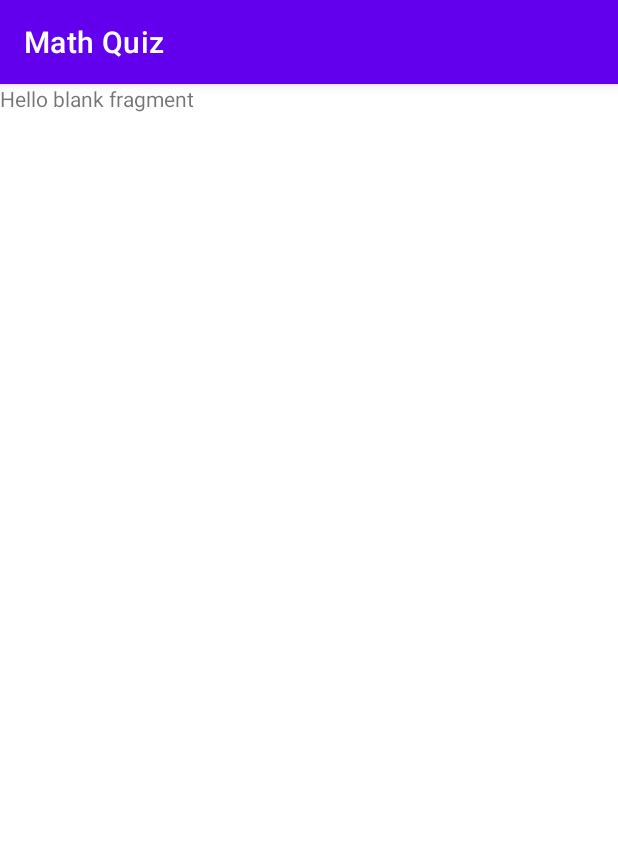
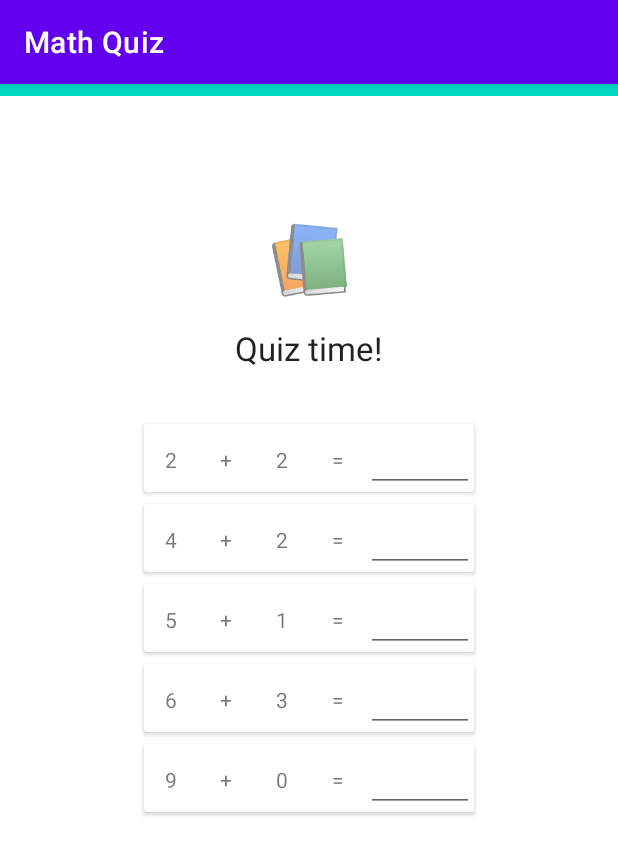
Before and after one commit to cszach/MathQuiz, an Android app: the ConfigurationFragment screen opened through its navigation route, after a tap on "Addition10", on a phone screen of 412 x 824 dp. Shown: the top 855 px of the screen. Run offline under Robolectric (Android 15) with nearby library versions, the phone set to English and light mode, and no system bars.

Commit message:
Game: game screen with problems, no result validation & timer yet

```diff
--- a/app/src/main/java/com/dnguy38/mathquiz/GameFragment.kt
+++ b/app/src/main/java/com/dnguy38/mathquiz/GameFragment.kt
@@ -5,21 +5,76 @@ import androidx.fragment.app.Fragment
 import android.view.LayoutInflater
 import android.view.View
 import android.view.ViewGroup
+import android.widget.Button
+import android.widget.TextView
+import androidx.lifecycle.ViewModelProvider
+import androidx.navigation.fragment.navArgs
+import androidx.recyclerview.widget.LinearLayoutManager
+import androidx.recyclerview.widget.RecyclerView
+import com.dnguy38.mathquiz.models.Problem
+import com.dnguy38.mathquiz.ui.main.MainViewModel
 
 class GameFragment : Fragment() {
-    override fun onCreate(savedInstanceState: Bundle?) {
-        super.onCreate(savedInstanceState)
-    }
+    private val args: GameFragmentArgs by navArgs()
+    private lateinit var viewModel: MainViewModel
+    private lateinit var recycler: RecyclerView
+    private lateinit var newGameButton: Button
 
     override fun onCreateView(
         inflater: LayoutInflater, container: ViewGroup?,
         savedInstanceState: Bundle?
     ): View? {
-        return inflater.inflate(R.layout.fragment_game, container, false)
+        val view = inflater.inflate(R.layout.fragment_game, container, false)
+
+        recycler = view.findViewById(R.id.game_recyclerView)
+        recycler.layoutManager = LinearLayoutManager(context)
+
+        newGameButton = view.findViewById(R.id.game_fragment_new_game_button)
+
+        return view
     }
 
-    companion object {
-        @JvmStatic
-        fun newInstance() = GameFragment()
+    override fun onViewCreated(view: View, savedInstanceState: Bundle?) {
+        super.onViewCreated(view, savedInstanceState)
+
+        viewModel = ViewModelProvider(this)[MainViewModel::class.java]
+        viewModel.generateProblemList(args.configuration.operation, args.configuration.operandLimit)
+        viewModel.problemList.observe(viewLifecycleOwner) {
+            recycler.adapter = ProblemAdapter(it)
+        }
+    }
+
+    private inner class ProblemViewHolder(view: View): RecyclerView.ViewHolder(view) {
+        private lateinit var problem: Problem
+        private val firstOperandTextView: TextView = view.findViewById(R.id.first_operand_textView)
+        private val operationSymbolTextView: TextView = view.findViewById(R.id.operation_symbol_textView)
+        private val secondOperandTextView: TextView = view.findViewById(R.id.second_operand_textView)
+        private val resultTextView: TextView = view.findViewById(R.id.result_textView)
+
+        init {
+            // TODO: implement event listeners for the game
+        }
+
+        fun bind(problem: Problem) {
+            this.problem = problem
+
+            firstOperandTextView.text = problem.operand1.toString()
+            operationSymbolTextView.text = problem.operation.symbol
+            secondOperandTextView.text = problem.operand2.toString()
+        }
+    }
+
+    private inner class ProblemAdapter(private val list: List<Problem>): RecyclerView.Adapter<ProblemViewHolder>() {
+        override fun onCreateViewHolder(parent: ViewGroup, viewType: Int): ProblemViewHolder {
+            val view = layoutInflater.inflate(R.layout.problem_item, parent, false)
+
+            return ProblemViewHolder(view)
+        }
+
+        override fun onBindViewHolder(holder: ProblemViewHolder, position: Int) {
+            holder.bind(list[position])
+        }
+
+        override fun getItemCount() = list.size
     }
 }
--- a/app/src/main/java/com/dnguy38/mathquiz/models/Configuration.kt
+++ b/app/src/main/java/com/dnguy38/mathquiz/models/Configuration.kt
@@ -1,20 +1,20 @@
 package com.dnguy38.mathquiz.models
 
-enum class Configuration {
-    Addition5,
-    Addition10,
-    Addition50,
-    Addition100,
-    Subtraction5,
-    Subtraction10,
-    Subtraction50,
-    Subtraction100,
-    Multiplication2,
-    Multiplication3,
-    Multiplication4,
-    Multiplication5,
-    Multiplication6,
-    Multiplication7,
-    Multiplication8,
-    Multiplication9,
+enum class Configuration(val operation: Operation, val operandLimit: Int) {
+    Addition5(Operation.Addition, 5),
+    Addition10(Operation.Addition, 10),
+    Addition50(Operation.Addition, 50),
+    Addition100(Operation.Addition, 100),
+    Subtraction5(Operation.Subtraction, 5),
+    Subtraction10(Operation.Subtraction, 10),
+    Subtraction50(Operation.Subtraction, 50),
+    Subtraction100(Operation.Subtraction, 100),
+    Multiplication2(Operation.Addition, 2),
+    Multiplication3(Operation.Addition, 3),
+    Multiplication4(Operation.Addition, 4),
+    Multiplication5(Operation.Addition, 5),
+    Multiplication6(Operation.Addition, 6),
+    Multiplication7(Operation.Addition, 7),
+    Multiplication8(Operation.Addition, 8),
+    Multiplication9(Operation.Addition, 9),
 }
--- /dev/null
+++ b/app/src/main/java/com/dnguy38/mathquiz/models/MathQuiz.kt
@@ -0,0 +1,46 @@
+package com.dnguy38.mathquiz.models
+
+import java.util.function.BinaryOperator
+import java.util.function.IntBinaryOperator
+import kotlin.random.Random
+
+enum class Operation(val symbol: String): BinaryOperator<Int>, IntBinaryOperator {
+    Addition("+") {
+        override fun apply(p0: Int, p1: Int): Int = p0 + p1
+    },
+    Subtraction("-") {
+        override fun apply(p0: Int, p1: Int): Int = p0 - p1
+    },
+    Multiplication("*") {
+        override fun apply(p0: Int, p1: Int): Int = p0 * p1
+    };
+
+    override fun applyAsInt(p0: Int, p1: Int) = apply(p0, p1)
+}
+
+data class Problem(val operation: Operation, val operand1: Int, val operand2: Int, val result: Int)
+
+class MathQuiz {
+    companion object {
+        fun newProblemSet(numberOfProblems: Int, operation: Operation, operandLimit: Int): List<Problem> {
+            val problemSet = List<Problem>(numberOfProblems) {
+                val operand1 = Random.nextInt(0, operandLimit + 1)
+                val operand2 = when (operation) {
+                    // TODO: support negatives in settings
+                    Operation.Subtraction -> Random.nextInt(0, operand1 + 1)
+                    else -> Random.nextInt(0, operandLimit + 1)
+                }
+
+                Problem(
+                    operation,
+                    operand1,
+                    operand2,
+                    operation.apply(operand1, operand2)
+                )
+            }
+
+            return problemSet
+        }
+
+    }
+}
--- a/app/src/main/java/com/dnguy38/mathquiz/ui/main/MainViewModel.kt
+++ b/app/src/main/java/com/dnguy38/mathquiz/ui/main/MainViewModel.kt
@@ -4,12 +4,21 @@ import androidx.lifecycle.LiveData
 import androidx.lifecycle.MutableLiveData
 import androidx.lifecycle.ViewModel
 import com.dnguy38.mathquiz.models.Configuration
+import com.dnguy38.mathquiz.models.Problem
+import com.dnguy38.mathquiz.models.MathQuiz
+import com.dnguy38.mathquiz.models.Operation
 
 class MainViewModel : ViewModel() {
     private val _configurationList = MutableLiveData<Array<Configuration>>()
     var configurationList: LiveData<Array<Configuration>> = _configurationList
+    private val _problemList = MutableLiveData<List<Problem>>()
+    var problemList: LiveData<List<Problem>> = _problemList
 
     init {
         _configurationList.value = Configuration.values()
     }
+
+    fun generateProblemList(operation: Operation, operandLimit: Int) {
+        _problemList.value = MathQuiz.newProblemSet(5, operation, operandLimit)
+    }
 }
--- a/app/src/main/res/layout/fragment_game.xml
+++ b/app/src/main/res/layout/fragment_game.xml
@@ -1,14 +1,82 @@
 <?xml version="1.0" encoding="utf-8"?>
-<FrameLayout xmlns:android="http://schemas.android.com/apk/res/android"
+<androidx.constraintlayout.widget.ConstraintLayout xmlns:android="http://schemas.android.com/apk/res/android"
+    xmlns:app="http://schemas.android.com/apk/res-auto"
     xmlns:tools="http://schemas.android.com/tools"
+    android:id="@+id/game_layout"
     android:layout_width="match_parent"
     android:layout_height="match_parent"
     tools:context=".GameFragment">
 
-    <!-- TODO: Update blank fragment layout -->
+    <androidx.constraintlayout.widget.Guideline
+        android:id="@+id/guideline7"
+        android:layout_width="wrap_content"
+        android:layout_height="wrap_content"
+        android:orientation="vertical"
+        app:layout_constraintGuide_begin="48dp" />
+
+    <androidx.constraintlayout.widget.Guideline
+        android:id="@+id/guideline8"
+        android:layout_width="wrap_content"
+        android:layout_height="wrap_content"
+        android:orientation="vertical"
+        app:layout_constraintGuide_end="48dp" />
+
     <TextView
-        android:layout_width="match_parent"
-        android:layout_height="match_parent"
-        android:text="@string/hello_blank_fragment" />
+        android:id="@+id/game_fragment_emoji_textView"
+        android:layout_width="wrap_content"
+        android:layout_height="wrap_content"
+        android:text="@string/game_emoji"
+        android:textAppearance="@style/TextAppearance.AppCompat.Display2"
+        app:layout_constraintBottom_toBottomOf="parent"
+        app:layout_constraintEnd_toStartOf="@+id/guideline8"
+        app:layout_constraintStart_toStartOf="@+id/guideline7"
+        app:layout_constraintTop_toTopOf="parent"
+        app:layout_constraintVertical_bias="0.120000005" />
 
-</FrameLayout>
+    <TextView
+        android:id="@+id/game_fragment_name_textView"
+        android:layout_width="wrap_content"
+        android:layout_height="wrap_content"
+        android:layout_marginTop="16dp"
+        android:text="@string/game_text"
+        android:textAppearance="@style/TextAppearance.AppCompat.Large"
+        app:layout_constraintEnd_toStartOf="@+id/guideline8"
+        app:layout_constraintStart_toStartOf="@+id/guideline7"
+        app:layout_constraintTop_toBottomOf="@+id/game_fragment_emoji_textView" />
+
+    <androidx.recyclerview.widget.RecyclerView
+        android:id="@+id/game_recyclerView"
+        android:layout_width="0dp"
+        android:layout_height="0dp"
+        android:layout_marginTop="32dp"
+        app:layout_constraintBottom_toBottomOf="parent"
+        app:layout_constraintEnd_toStartOf="@+id/guideline8"
+        app:layout_constraintStart_toStartOf="@+id/guideline7"
+        app:layout_constraintTop_toBottomOf="@+id/game_fragment_name_textView" />
+
+    <Button
+        android:id="@+id/game_fragment_new_game_button"
+        android:layout_width="wrap_content"
+        android:layout_height="wrap_content"
+        android:text="@string/new_game_text"
+        android:visibility="invisible"
+        app:layout_constraintBottom_toBottomOf="parent"
+        app:layout_constraintEnd_toStartOf="@+id/guideline8"
+        app:layout_constraintStart_toStartOf="@+id/guideline7"
+        app:layout_constraintTop_toTopOf="parent"
+        app:layout_constraintVertical_bias="0.88"
+        tools:visibility="visible" />
+
+    <ProgressBar
+        android:id="@+id/progressBar"
+        style="?android:attr/progressBarStyleHorizontal"
+        android:layout_width="0dp"
+        android:layout_height="8dp"
+        android:max="100"
+        android:min="0"
+        android:progress="100"
+        android:scaleY="2"
+        app:layout_constraintEnd_toEndOf="parent"
+        app:layout_constraintStart_toStartOf="parent"
+        app:layout_constraintTop_toTopOf="parent" />
+</androidx.constraintlayout.widget.ConstraintLayout>
--- /dev/null
+++ b/app/src/main/res/layout/problem_item.xml
@@ -0,0 +1,53 @@
+<?xml version="1.0" encoding="utf-8"?>
+<androidx.cardview.widget.CardView xmlns:android="http://schemas.android.com/apk/res/android"
+    android:layout_width="match_parent"
+    android:layout_height="wrap_content"
+    android:layout_marginLeft="48dp"
+    android:layout_marginTop="4dp"
+    android:layout_marginRight="48dp"
+    android:layout_marginBottom="4dp">
+
+    <LinearLayout
+        android:layout_width="match_parent"
+        android:layout_height="wrap_content"
+        android:orientation="horizontal">
+
+        <TextView
+            android:id="@+id/first_operand_textView"
+            android:layout_width="wrap_content"
+            android:layout_height="wrap_content"
+            android:layout_weight="1"
+            android:textAlignment="center" />
+
+        <TextView
+            android:id="@+id/operation_symbol_textView"
+            android:layout_width="wrap_content"
+            android:layout_height="wrap_content"
+            android:layout_weight="1"
+            android:textAlignment="center" />
+
+        <TextView
+            android:id="@+id/second_operand_textView"
+            android:layout_width="wrap_content"
+            android:layout_height="wrap_content"
+            android:layout_weight="1"
+            android:textAlignment="center" />
+
+        <TextView
+            android:id="@+id/equal_sign_textView"
+            android:layout_width="wrap_content"
+            android:layout_height="wrap_content"
+            android:layout_weight="1"
+            android:text="@string/text_equal_sign"
+            android:textAlignment="center" />
+
+        <EditText
+            android:id="@+id/result_textView"
+            android:layout_width="wrap_content"
+            android:layout_height="wrap_content"
+            android:layout_weight="1"
+            android:ems="2"
+            android:inputType="number"
+            android:textAlignment="center" />
+    </LinearLayout>
+</androidx.cardview.widget.CardView>
--- a/app/src/main/res/values/strings.xml
+++ b/app/src/main/res/values/strings.xml
@@ -34,4 +34,7 @@
     <string name="text_correct_answers">Correct answers</string>
     <string name="text_time_spent">Time spent doing math</string>
     <string name="text_num_of_solved">Calculations attempted</string>
+    <string name="game_emoji">📚</string>
+    <string name="game_text">Quiz time!</string>
+    <string name="text_equal_sign">=</string>
 </resources>
```
